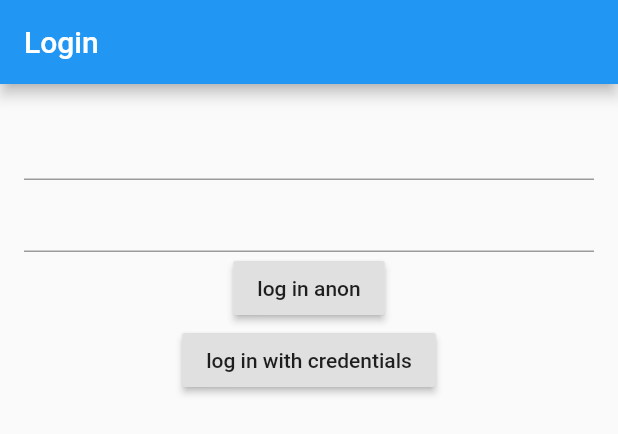
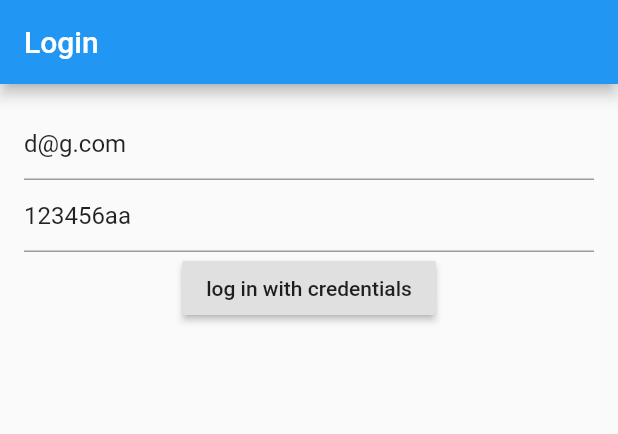
Before and after one commit to dezet98/foederis, a Flutter app: the LoginScreen widget shown alone on an empty page, opened directly, after a tap on "log in with credentials", on a phone screen of 412 x 824 dp. Shown: the top 434 px of the screen. Run offline on Flutter 3.47's test engine with Material 2 defaults, Android fonts, the phone set to English and light mode, and no system bars; drawn by our look-alikes of flutter_platform_widgets; our stand-ins replace bloc, equatable, firebase_auth, firebase_core, flutter_bloc, logger; accounts and stored records are empty; network calls fail.

```diff
--- a/lib/blocs/login/login_bloc.dart
+++ b/lib/blocs/login/login_bloc.dart
@@ -7,7 +7,6 @@ import 'package:flutter/cupertino.dart';
 
 part 'login_event.dart';
 part 'login_state.dart';
-
 
 class LoginBloc extends Bloc<LoginEvent, LoginState> {
   final AuthRepository _authRepository;
@@ -20,6 +19,7 @@ class LoginBloc extends Bloc<LoginEvent, LoginState> {
     LoginEvent event,
   ) async* {
     if (event is LoginWithEmailAndPasswordEvent) {
+      yield LoginInProgressState();
       yield* mapLoginWithEmailAndPasswordEvent(
           email: event.email, password: event.password);
     }
@@ -30,8 +30,10 @@ class LoginBloc extends Bloc<LoginEvent, LoginState> {
     try {
       await _authRepository.signInWithEmailAndPassword(
           email: email, password: password);
-    } catch (e) {
-      AppLogger().log(message: e, logLevel: LogLevel.warning);
+      yield LoginSuccessState();
+    } catch (message) {
+      AppLogger().log(message: message, logLevel: LogLevel.warning);
+      yield LoginFailureState(error: message);
     }
   }
 }
--- a/lib/l10n/intl_en_US.arb
+++ b/lib/l10n/intl_en_US.arb
@@ -1,5 +1,7 @@
 {
     "@@locale": "en_US",
     "login": "log in",
-    "settings": "settings"
+    "settings": "settings",
+
+    "bad_credentials": "Bad credentials"
 }
--- a/lib/l10n/intl_pl_PL.arb
+++ b/lib/l10n/intl_pl_PL.arb
@@ -1,5 +1,6 @@
 {
     "@@locale": "pl_PL",
     "login": "zaloguj się",
-    "settings": "ustawienia"
+    "settings": "ustawienia",
+    "bad_credentials": "Złe dane"
 }
--- a/lib/repositories/auth_repository.dart
+++ b/lib/repositories/auth_repository.dart
@@ -1,7 +1,6 @@
 import 'package:engineering_thesis/models/app_user.dart';
-import 'package:engineering_thesis/shared/app_logger.dart';
-import 'package:engineering_thesis/shared/exceptions.dart';
 import 'package:firebase_auth/firebase_auth.dart';
+import 'package:flutter/services.dart';
 import 'package:meta/meta.dart';
 
 class AuthRepository {
@@ -10,23 +9,14 @@ class AuthRepository {
   AuthRepository({FirebaseAuth firebaseAuth})
       : _firebaseAuth = firebaseAuth ?? FirebaseAuth.instance;
 
-  Future<UserCredential> signAnon() async {
-    var x = await _firebaseAuth.signInAnonymously();
-    x != null
-        ? AppLogger()
-            .log(message: 'Logged in (anonymously)', logLevel: LogLevel.info)
-        : AppLogger().log(
-            message: 'Not logged in (anonymously)', logLevel: LogLevel.error);
-    return x;
-  }
-
   Future<void> signInWithEmailAndPassword(
       {@required String email, @required String password}) async {
     try {
       await _firebaseAuth.signInWithEmailAndPassword(
           email: email, password: password);
-    } catch (exception) {
-      throw (exception.toString());
+    } catch (e) {
+      if (e is PlatformException && (e.code == "user-not_found"))
+        throw ("Bad C");
     }
   }
 
--- a/lib/screens/login_screen.dart
+++ b/lib/screens/login_screen.dart
@@ -1,37 +1,68 @@
 import 'package:engineering_thesis/blocs/login/login_bloc.dart';
-import 'package:engineering_thesis/repositories/auth_repository.dart';
 import 'package:engineering_thesis/shared/templates/template_screen.dart';
 import 'package:flutter/material.dart';
 import 'package:flutter_bloc/flutter_bloc.dart';
 import 'package:flutter_platform_widgets/flutter_platform_widgets.dart';
 
-class LoginScreen extends StatelessWidget {
+class LoginScreen extends StatefulWidget {
+  @override
+  _LoginScreenState createState() => _LoginScreenState();
+}
+
+class _LoginScreenState extends State<LoginScreen> {
+  final TextEditingController _emailController =
+      TextEditingController(text: "d@g.com");
+  final TextEditingController _passwordController =
+      TextEditingController(text: "123456aa");
+  bool loading = false;
+
   @override
   Widget build(BuildContext context) {
-    return TemplateScreen(
+    return BlocListener<LoginBloc, LoginState>(
+      listener: loginBlocListener,
+      child: TemplateScreen(
         platformAppBar: PlatformAppBar(
           title: Text("Login"),
         ),
         body: Column(
           children: [
-          TextFormField(),
-          TextFormField(),
-          RaisedButton(
-            onPressed: () {
-              RepositoryProvider.of<AuthRepository>(context).signAnon();
-            },
-            child: Text('log in anon'),
+            PlatformTextField(controller: _emailController),
+            PlatformTextField(
+              controller: _passwordController,
             ),
             RaisedButton(
-              onPressed: () {
+              onPressed: loading
+                  ? null
+                  : () {
                       BlocProvider.of<LoginBloc>(context).add(
                         LoginWithEmailAndPasswordEvent(
-                      email: 'd@g.com', password: '123456aa'),
+                            email: _emailController.text,
+                            password: _passwordController.text),
                       );
                     },
-              child: Text('log in with credentials'))
+              child: loading
+                  ? PlatformCircularProgressIndicator()
+                  : Text('log in with credentials'),
+            )
           ],
+        ),
       ),
     );
   }
+
+  void loginBlocListener(BuildContext context, LoginState state) {
+    if (state is LoginInProgressState) {
+      setState(() {
+        loading = true;
+      });
+    } else if (state is LoginFailureState) {
+      setState(() {
+        loading = false;
+      });
+    } else if (state is LoginSuccessState) {
+      setState(() {
+        loading = false;
+      });
     }
+  }
+}
--- /dev/null
+++ b/lib/shared/localizations.dart
@@ -0,0 +1,10 @@
+import 'package:engineering_thesis/generated/l10n.dart';
+import 'package:flutter/cupertino.dart';
+import 'package:flutter_localizations/flutter_localizations.dart';
+
+Iterable<LocalizationsDelegate<dynamic>> get getLocalizationsDelegates => [
+      S.delegate,
+      GlobalMaterialLocalizations.delegate,
+      GlobalWidgetsLocalizations.delegate,
+      GlobalCupertinoLocalizations.delegate,
+    ];
--- a/lib/shared/theme.dart
+++ b/lib/shared/theme.dart
@@ -1,6 +1,17 @@
 import 'package:flutter/cupertino.dart';
 import 'package:flutter/material.dart';
+import 'package:flutter_platform_widgets/flutter_platform_widgets.dart';
 
+MaterialAppData getMaterialAppData(_, __) => MaterialAppData(
+      theme: lightTheme,
+      darkTheme: darkTheme,
+    );
+
+CupertinoAppData getCupertinoAppData(context, __) => CupertinoAppData(
+      theme: cupertinoTheme,
+    );
+
+// properties
 class Palette {
   static Color blue = Colors.blue;
 }
@@ -11,6 +22,7 @@ class Dimensions {
   static const double gutterHuge = 24.0;
 }
 
+// material themes
 ThemeData lightTheme = ThemeData(
   brightness: Brightness.light,
   primaryColor: Palette.blue,
@@ -21,5 +33,6 @@ ThemeData darkTheme = ThemeData(
   primaryColor: Palette.blue,
 );
 
+//cupertino themes
 CupertinoThemeData cupertinoTheme =
     CupertinoThemeData(primaryColor: Palette.blue);
```
Also changed, not shown: lib/main.dart (+10 -51 lines), lib/shared/router.dart (+20 -0 lines), lib/generated/intl/messages_en_US.dart, lib/generated/intl/messages_pl_PL.dart, lib/generated/l10n.dart, 2 other files. Lines whose indentation alone changed are shown as unchanged.
